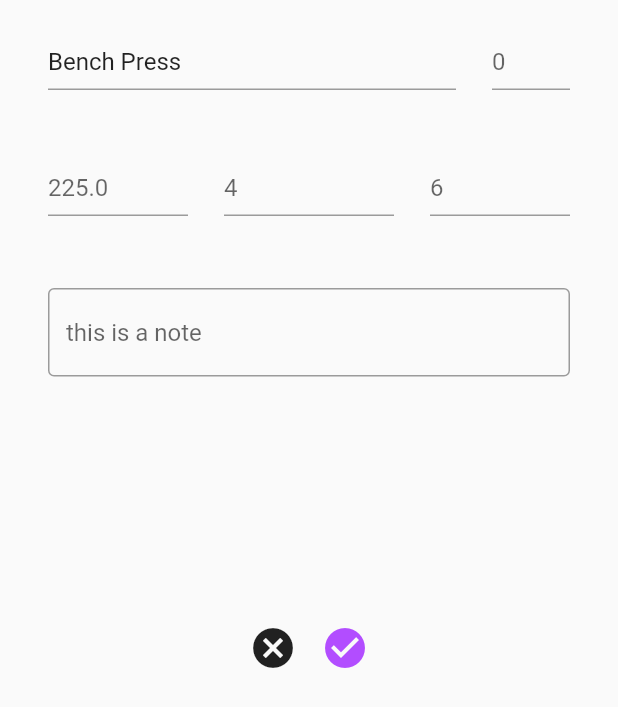
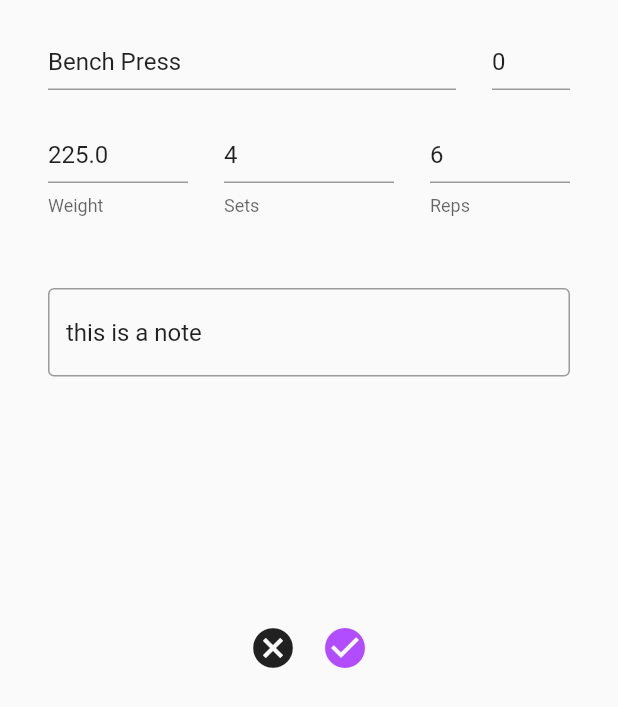
Before and after one commit to ZaneLittle/SwoleExperience, a Flutter app: the WorkoutCreateUpdateForm widget shown alone on an empty page, opened directly with sample values from the repository, on a phone screen of 412 x 824 dp. Shown: the top 707 px of the screen. Run offline on Flutter 3.47's test engine with Material 2 defaults, Android fonts, the phone set to English and light mode, and no system bars; our stand-ins replace datetime_picker_formfield, fl_chart, logger, sqflite; accounts and stored records are empty.

Commit message:
feat: add helper text for some fields in workout modal

```diff
--- a/swole_experience/lib/components/workouts/workout_create_update_form.dart
+++ b/swole_experience/lib/components/workouts/workout_create_update_form.dart
@@ -88,11 +88,8 @@ class _WorkoutCreateUpdateFormState extends State<WorkoutCreateUpdateForm> {
         return handleSaveError('update', error, stackTrace);
         // }).then((res) => res != 0 ? widget.rebuildCallback(workout) : null);
       }).then((res) {
-        res != 0
-            ? widget.rebuildCallback(workout)
-            : null;
+        res != 0 ? widget.rebuildCallback(workout) : null;
       });
-
     } else {
       logger.e(
           'Error: updating but no workout on stack - should not be possible');
@@ -125,9 +122,8 @@ class _WorkoutCreateUpdateFormState extends State<WorkoutCreateUpdateForm> {
   ///                               ELEMENTS                                 ///
 
   Widget buildNameField() {
-    if (widget.workout?.name.isNotEmpty ?? false)  {
     _nameController = TextEditingController(text: widget.workout?.name);
-    }
+
     return Expanded(
         child: SizedBox(
             key: _nameFieldKey,
@@ -139,12 +135,14 @@ class _WorkoutCreateUpdateFormState extends State<WorkoutCreateUpdateForm> {
                   controller: _nameController,
                   validator: (String? value) => Validator.stringValidator(value,
                       defaultValue: widget.workout?.name),
-                  decoration: InputDecoration(
-                      hintText: widget.workout?.name ?? 'Name')),
+                  decoration: const InputDecoration(hintText: 'Name')),
             )));
   }
 
   Widget buildOrderField() {
+    _orderController =
+        TextEditingController(text: widget.workout?.dayOrder.toString());
+
     return SizedBox(
         height: 84,
         width: 96,
@@ -157,12 +155,14 @@ class _WorkoutCreateUpdateFormState extends State<WorkoutCreateUpdateForm> {
                   Validator.intValidatorNullAllowed(value),
               keyboardType:
                   const TextInputType.numberWithOptions(decimal: false),
-              decoration: InputDecoration(
-                  hintText: widget.workout?.dayOrder.toString() ?? 'Order')),
-        ));
+              decoration: const InputDecoration(hintText: 'Order'),
+            )));
   }
 
   Widget buildWeightField() {
+    _weightController =
+        TextEditingController(text: widget.workout?.weight.toString());
+
     return Expanded(
         child: SizedBox(
             height: 84,
@@ -175,12 +175,14 @@ class _WorkoutCreateUpdateFormState extends State<WorkoutCreateUpdateForm> {
                       defaultValue: widget.workout?.weight),
                   keyboardType:
                       const TextInputType.numberWithOptions(decimal: true),
-                  decoration: InputDecoration(
-                      hintText: widget.workout?.weight.toString() ?? 'Weight')),
+                  decoration: const InputDecoration(hintText: 'Weight', helperText: 'Weight')),
             )));
   }
 
   Widget buildSetsField() {
+    _setsController =
+        TextEditingController(text: widget.workout?.sets.toString());
+
     return Expanded(
         child: SizedBox(
             height: 84,
@@ -193,12 +195,15 @@ class _WorkoutCreateUpdateFormState extends State<WorkoutCreateUpdateForm> {
                       defaultValue: widget.workout?.sets),
                   keyboardType:
                       const TextInputType.numberWithOptions(decimal: false),
-                  decoration: InputDecoration(
-                      hintText: widget.workout?.sets.toString() ?? 'Sets')),
+                  decoration: const InputDecoration(
+                      hintText: 'Sets', helperText: 'Sets')),
             )));
   }
 
   Widget buildRepsField() {
+    _repsController =
+        TextEditingController(text: widget.workout?.reps.toString());
+
     return Expanded(
         child: SizedBox(
             height: 84,
@@ -211,12 +216,14 @@ class _WorkoutCreateUpdateFormState extends State<WorkoutCreateUpdateForm> {
                       defaultValue: widget.workout?.reps),
                   keyboardType:
                       const TextInputType.numberWithOptions(decimal: false),
-                  decoration: InputDecoration(
-                      hintText: widget.workout?.reps.toString() ?? 'Reps')),
+                  decoration: const InputDecoration(
+                      hintText: 'Reps', helperText: 'Reps')),
             )));
   }
 
   Widget buildNotesField() {
+    _notesController = TextEditingController(text: widget.workout?.notes);
+
     return SizedBox(
         key: _notesFieldKey,
         height: 240,
@@ -227,9 +234,8 @@ class _WorkoutCreateUpdateFormState extends State<WorkoutCreateUpdateForm> {
             controller: _notesController,
             keyboardType: TextInputType.multiline,
             maxLines: null,
-            decoration: InputDecoration(
-                border: const OutlineInputBorder(),
-                hintText: widget.workout?.notes ?? 'Notes'),
+            decoration: const InputDecoration(
+                border: OutlineInputBorder(), hintText: 'Notes'),
             onTap: () => Util().scrollToSelectedContext(_notesFieldKey),
           ),
         ));
```
Lines whose indentation alone changed are shown as unchanged.
